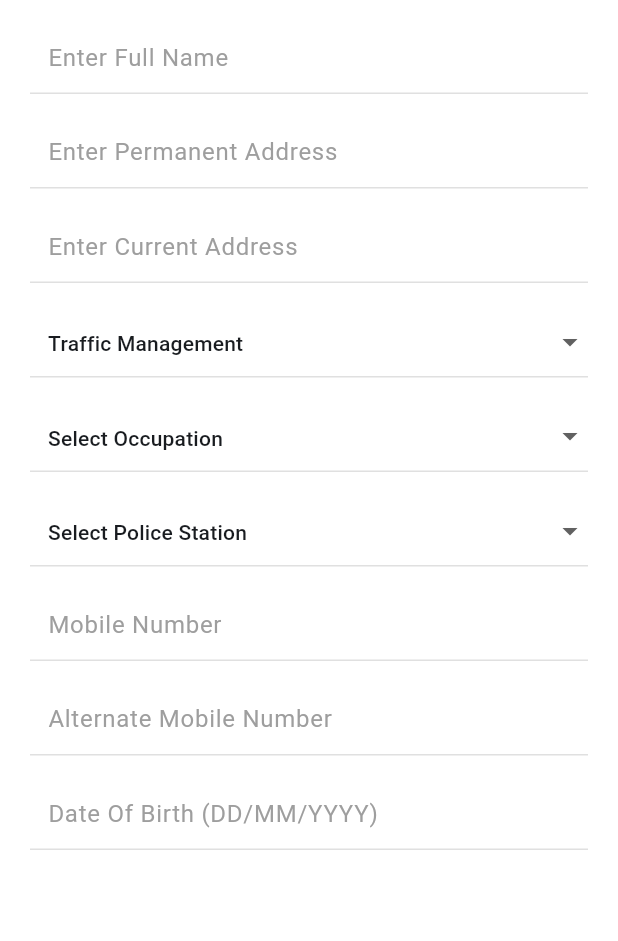
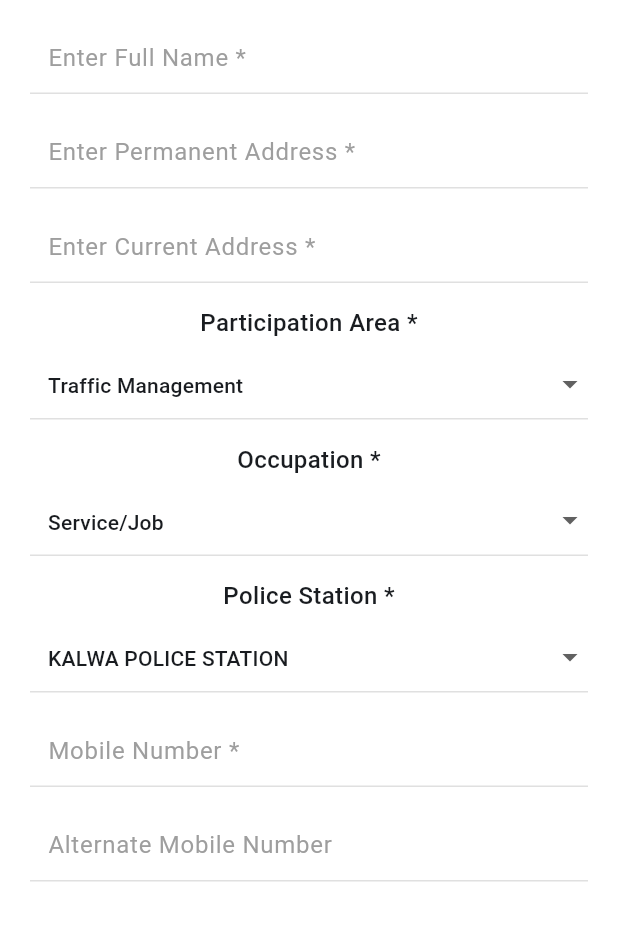
Before and after one commit to hellodeveloper7854/police-mitra, a Flutter app: the SignupScreen screen opened by its route, on a phone screen of 412 x 824 dp, the part 293-1234 px from its top. Run offline on Flutter 3.47's test engine with Material 3 defaults, Android fonts, the phone set to English and light mode, and no system bars; our stand-ins replace go_router, share_plus, supabase_flutter; missing offline and left inert: encrypt; accounts and stored records are empty.

Commit message:
sign in and singup page

```diff
--- a/lib/screens/login_screen.dart
+++ b/lib/screens/login_screen.dart
@@ -150,6 +150,22 @@ class _LoginScreenState extends State<LoginScreen> {
                             final email = _emailController.text.trim();
                             final password = _passwordController.text;
 
+                            // Check if email exists in registrations
+                            final existingUser = await Supabase.instance.client
+                                .from('registrations')
+                                .select('email')
+                                .eq('email', email.toLowerCase())
+                                .maybeSingle();
+
+                            if (existingUser == null) {
+                              if (mounted) {
+                                ScaffoldMessenger.of(context).showSnackBar(
+                                  const SnackBar(content: Text('Not enrolled yet. Please enroll and then login.')),
+                                );
+                              }
+                              return;
+                            }
+
                             final res = await Supabase.instance.client.auth.signInWithPassword(
                               email: email,
                               password: password,
@@ -160,8 +176,7 @@ class _LoginScreenState extends State<LoginScreen> {
                             } else {
                               if (mounted) {
                                 ScaffoldMessenger.of(context).showSnackBar(
-                                    const SnackBar(
-                                        content: Text('Sign in failed. Please check your credentials.')),
+                                  const SnackBar(content: Text('You entered wrong password. Please use the correct password.')),
                                 );
                               }
                             }
--- a/lib/screens/signup_screen.dart
+++ b/lib/screens/signup_screen.dart
@@ -17,8 +17,8 @@ class _SignupScreenState extends State<SignupScreen> {
   final _permanentAddressController = TextEditingController();
   final _currentAddressController = TextEditingController();
   String _participation = 'Traffic Management';
-  String _policeStation = 'Select Police Station';
-  String _occupation = 'Select Occupation';
+  String _policeStation = 'KALWA POLICE STATION';
+  String _occupation = 'Service/Job';
   final _mobileController = TextEditingController();
   final _alternateMobileController = TextEditingController();
   final _dobController = TextEditingController();
@@ -51,7 +51,7 @@ class _SignupScreenState extends State<SignupScreen> {
     if (!['Male', 'Female', 'Prefer not to say'].contains(_gender)) {
       _gender = 'Male';
     }
-    if (!['Select Police Station', 'Ambernath', 'Badalpur(E)', 'Badalpur(W)', 'Bazarpeth', 'Bhiwandi City', 'Bhoiwada', 'Central', 'Dombivli(Ramnagar)', 'HillLine', 'Kalwa', 'Kapurbawadi', 'Khadakpada', 'Kholsewadi', 'Kongaon', 'Kopari', 'Mahatma Phule Chowk', 'Manpada', 'Mumbra', 'Narpoli', 'Naupada', 'Nizampura', 'Rabodi', 'Shanti Nagar', 'Shil DyaGhar', 'Shivaji Nagar', 'Shrinagar', 'Thane Nagar', 'Tilak Nagar', 'Ulhasnagar', 'Vartak Nagar', 'Vishnu Nagar', 'Vitthalwadi', 'Wagle Estate'].contains(_policeStation)) {
+    if (!['Select Police Station', "KALWA POLICE STATION", "MUMBRA POLICE STATION", "NAUPADA POLICE STATION", "RABODI POLICE STATION", "SHILDOIGHAR POLICE STATION", "THANENAGAR POLICE STATION", "BHIWANDI POLICE STATION", "BHOIWADA POLICE STATION", "KONGAON POLICE STATION", "NARPOLI POLICE STATION", "NIZAMPURA POLICE STATION", "SHANTINAGAR POLICE STATION", "BAZARPETH POLICE STATION", "DOMBIWALI POLICE STATION", "KHADAKPADA POLICE STATION", "KOLSHEWADI POLICE STATION", "MAHATMA PHULE CHOUK POLICE STATION", "MANPADA POLICE STATION", "TILAKNAGAR POLICE STATION", "VISHNUNAGAR POLICE STATION", "AMBARNATH POLICE STATION", "BADALAPUR EAST POLICE STATION", "BADALAPUR WEST POLICE STATION", "CETRAL POLICE STATION", "HILLLINE POLICE STATION", "SHIVAJINAGAR POLICE STATION", "ULHASNAGAR POLICE STATION", "VITTHALWADI POLICE STATION", "CHITALSAR POLICE STATION", "KAPURBAWADI POLICE STATION", "KASARWADAWALI POLICE STATION", "KOPARI POLICE STATION", "SHRINAGAR POLICE STATION", "VARTAKNAGAR POLICE STATION", "WAGALE ESTATE POLICE STATION"].contains(_policeStation)) {
       _policeStation = 'Select Police Station';
     }
     if (!['Select Blood Group', 'A+', 'A-', 'B+', 'B-', 'AB+', 'AB-', 'O+', 'O-'].contains(_bloodGroup)) {
@@ -100,8 +100,8 @@ class _SignupScreenState extends State<SignupScreen> {
   final _qualificationController = TextEditingController();
   final _ngoController = TextEditingController();
   final _timeController = TextEditingController();
-  String _bloodGroup = 'Select Blood Group';
-  String _selectedDay = 'Select Day';
+  String _bloodGroup = 'A+';
+  String _selectedDay = 'Monday';
   File? _selectedImage;
   String _willingToWork = 'Yes';
   bool _isLoading = false;
@@ -200,7 +200,7 @@ class _SignupScreenState extends State<SignupScreen> {
                   // Full Name Field
                   _buildTextField(
                     controller: _fullNameController,
-                    hintText: 'Enter Full Name',
+                    hintText: 'Enter Full Name *',
                     validator: (value) {
                       if (value == null || value.isEmpty) {
                         return 'Please enter your full name';
@@ -212,7 +212,7 @@ class _SignupScreenState extends State<SignupScreen> {
                   // Permanent Address Field
                   _buildTextField(
                     controller: _permanentAddressController,
-                    hintText: 'Enter Permanent Address',
+                    hintText: 'Enter Permanent Address *',
                     validator: (value) {
                       if (value == null || value.isEmpty) {
                         return 'Please enter your permanent address';
@@ -224,7 +224,7 @@ class _SignupScreenState extends State<SignupScreen> {
                   // Current Address Field
                   _buildTextField(
                     controller: _currentAddressController,
-                    hintText: 'Enter Current Address',
+                    hintText: 'Enter Current Address *',
                     validator: (value) {
                       if (value == null || value.isEmpty) {
                         return 'Please enter your current address';
@@ -234,12 +234,27 @@ class _SignupScreenState extends State<SignupScreen> {
                   ),
                   const SizedBox(height: 15),
                   // Participation Field
+                  const Text(
+                    'Participation Area *',
+                    style: TextStyle(fontSize: 16, fontWeight: FontWeight.w500),
+                  ),
+                  const SizedBox(height: 5),
                   _buildParticipationDropdown(),
                   const SizedBox(height: 15),
                   // Occupation Field
+                  const Text(
+                    'Occupation *',
+                    style: TextStyle(fontSize: 16, fontWeight: FontWeight.w500),
+                  ),
+                  const SizedBox(height: 5),
                   _buildOccupationDropdown(),
                   const SizedBox(height: 15),
                   // Police Station Field
+                  const Text(
+                    'Police Station *',
+                    style: TextStyle(fontSize: 16, fontWeight: FontWeight.w500),
+                  ),
+                  const SizedBox(height: 5),
                   _buildPoliceStationDropdown(),
                   const SizedBox(height: 15),
                   // Mobile and Alternate Mobile Row
@@ -251,7 +266,7 @@ class _SignupScreenState extends State<SignupScreen> {
                           children: [
                             _buildTextField(
                               controller: _mobileController,
-                              hintText: 'Mobile Number',
+                              hintText: 'Mobile Number *',
                               keyboardType: TextInputType.phone,
                               validator: (value) {
                                 if (value == null || value.isEmpty) {
@@ -302,7 +317,7 @@ class _SignupScreenState extends State<SignupScreen> {
                   // DOB Field
                   _buildTextField(
                     controller: _dobController,
-                    hintText: 'Date Of Birth (DD/MM/YYYY)',
+                    hintText: 'Date Of Birth (DD/MM/YYYY) *',
                     readOnly: true,
                     onTap: () async {
                       DateTime? pickedDate = await showDatePicker(
@@ -328,7 +343,7 @@ class _SignupScreenState extends State<SignupScreen> {
                   if (_occupation == 'Student') ...[
                     _buildTextField(
                       controller: _collegeNameController,
-                      hintText: 'Enter Name of College',
+                      hintText: 'Enter Name of College *',
                       validator: (value) {
                         if (_occupation == 'Student' && (value == null || value.isEmpty)) {
                           return 'Please enter your college name';
@@ -339,7 +354,7 @@ class _SignupScreenState extends State<SignupScreen> {
                     const SizedBox(height: 15),
                     _buildTextField(
                       controller: _academicDetailsController,
-                      hintText: 'Enter Academic Details',
+                      hintText: 'Enter Academic Details *',
                       validator: (value) {
                         if (_occupation == 'Student' && (value == null || value.isEmpty)) {
                           return 'Please enter your academic details';
@@ -369,7 +384,7 @@ class _SignupScreenState extends State<SignupScreen> {
                             const SizedBox(height: 15),
                             _buildTextField(
                               controller: _aadharCardController,
-                              hintText: 'Aadhar Card Number',
+                              hintText: 'Aadhar Card Number *',
                               keyboardType: TextInputType.number,
                               validator: (value) {
                                 if (value == null || value.isEmpty) {
@@ -419,7 +434,7 @@ class _SignupScreenState extends State<SignupScreen> {
                   // Qualification Field
                   _buildTextField(
                     controller: _qualificationController,
-                    hintText: 'Enter Qualification',
+                    hintText: 'Enter Qualification *',
                     validator: (value) {
                       if (value == null || value.isEmpty) {
                         return 'Please enter your qualification';
@@ -450,6 +465,11 @@ class _SignupScreenState extends State<SignupScreen> {
                         // Stack vertically on small screens
                         return Column(
                           children: [
+                            const Text(
+                              'Available Day *',
+                              style: TextStyle(fontSize: 16, fontWeight: FontWeight.w500),
+                            ),
+                            const SizedBox(height: 5),
                             _buildDayDropdown(),
                             const SizedBox(height: 15),
                             _buildTimeField(),
@@ -460,7 +480,17 @@ class _SignupScreenState extends State<SignupScreen> {
                         return Row(
                           children: [
                             Expanded(
-                              child: _buildDayDropdown(),
+                              child: Column(
+                                crossAxisAlignment: CrossAxisAlignment.start,
+                                children: [
+                                  const Text(
+                                    'Available Day *',
+                                    style: TextStyle(fontSize: 16, fontWeight: FontWeight.w500),
+                                  ),
+                                  const SizedBox(height: 5),
+                                  _buildDayDropdown(),
+                                ],
+                              ),
                             ),
                             const SizedBox(width: 15),
                             Expanded(
@@ -473,6 +503,11 @@ class _SignupScreenState extends State<SignupScreen> {
                   ),
                   const SizedBox(height: 15),
                   // Blood Group Field
+                  const Text(
+                    'Blood Group *',
+                    style: TextStyle(fontSize: 16, fontWeight: FontWeight.w500),
+                  ),
+                  const SizedBox(height: 5),
                   _buildBloodGroupDropdown(),
                   const SizedBox(height: 15),
                   // Willing to Work Dropdown
@@ -487,7 +522,7 @@ class _SignupScreenState extends State<SignupScreen> {
                           children: [
                             _buildTextField(
                               controller: _emailController,
-                              hintText: 'Enter Email',
+                              hintText: 'Enter Email *',
                               keyboardType: TextInputType.emailAddress,
                               validator: (value) {
                                 if (value == null || value.isEmpty) {
@@ -497,6 +532,11 @@ class _SignupScreenState extends State<SignupScreen> {
                               },
                             ),
                             const SizedBox(height: 15),
+                            const Text(
+                              'Gender *',
+                              style: TextStyle(fontSize: 16, fontWeight: FontWeight.w500),
+                            ),
+                            const SizedBox(height: 5),
                             _buildDropdownField(),
                           ],
                         );
@@ -530,7 +570,7 @@ class _SignupScreenState extends State<SignupScreen> {
                   // Password Field
                   _buildTextField(
                     controller: _passwordController,
-                    hintText: 'Enter Password',
+                    hintText: 'Enter Password *',
                     obscureText: true,
                     validator: (value) {
                       if (value == null || value.isEmpty) {
@@ -553,7 +593,7 @@ class _SignupScreenState extends State<SignupScreen> {
                   // Confirm Password Field
                   _buildTextField(
                     controller: _confirmPasswordController,
-                    hintText: 'Confirm Password',
+                    hintText: 'Confirm Password *',
                     obscureText: true,
                     validator: (value) {
                       if (value != _passwordController.text) {
@@ -568,10 +608,18 @@ class _SignupScreenState extends State<SignupScreen> {
                     width: double.infinity,
                     height: 50,
                     child: ElevatedButton(
-                      onPressed: _isLoading || !(_hasMinLength && _hasUppercase && _hasLowercase && _hasSpecialChar) ? null : () async {
+                      onPressed: _isLoading ? null : () async {
                         bool accepted = await _showAcceptanceDialog();
                         if (!accepted) return;
                         if (_formKey.currentState!.validate()) {
+                          if (!(_hasMinLength && _hasUppercase && _hasLowercase && _hasSpecialChar)) {
+                            if (mounted) {
+                              ScaffoldMessenger.of(context).showSnackBar(
+                                const SnackBar(content: Text('Password should be strong: minimum 8 characters, with uppercase, lowercase, and special character.')),
+                              );
+                            }
+                            return;
+                          }
                           setState(() => _isLoading = true);
                           try {
                             final response = await Supabase.instance.client.auth.signUp(
@@ -1185,7 +1233,7 @@ class _SignupScreenState extends State<SignupScreen> {
       },
       style: const TextStyle(fontSize: 16),
       decoration: InputDecoration(
-        hintText: 'Select Time',
+        hintText: 'Select Time *',
         hintStyle: const TextStyle(color: Colors.grey),
         border: UnderlineInputBorder(
           borderSide: BorderSide(color: Colors.grey.shade300),
```
Lines whose indentation alone changed are shown as unchanged.
